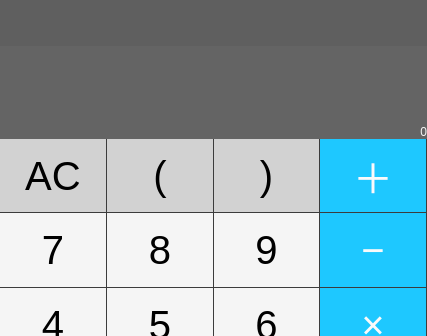
This is calculatorwindow.ui in CS-Toku/Calculator as Qt 5 draws it before an edit; both pictures show x 0 to 427 and y 0 to 336 of the 427 by 511 pixel window. The edited form follows.
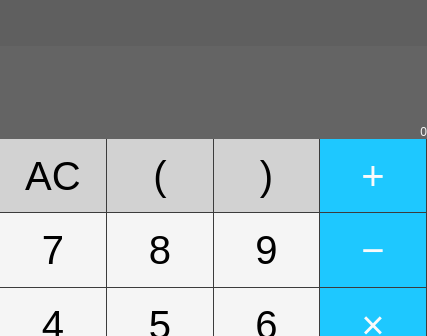
This is the edited form.

```diff
--- a/calculatorwindow.ui
+++ b/calculatorwindow.ui
@@ -362,7 +362,7 @@
 </string>
         </property>
         <property name="text">
-         <string>＋</string>
+         <string>+</string>
         </property>
         <property name="flat">
          <bool>false</bool>
```
